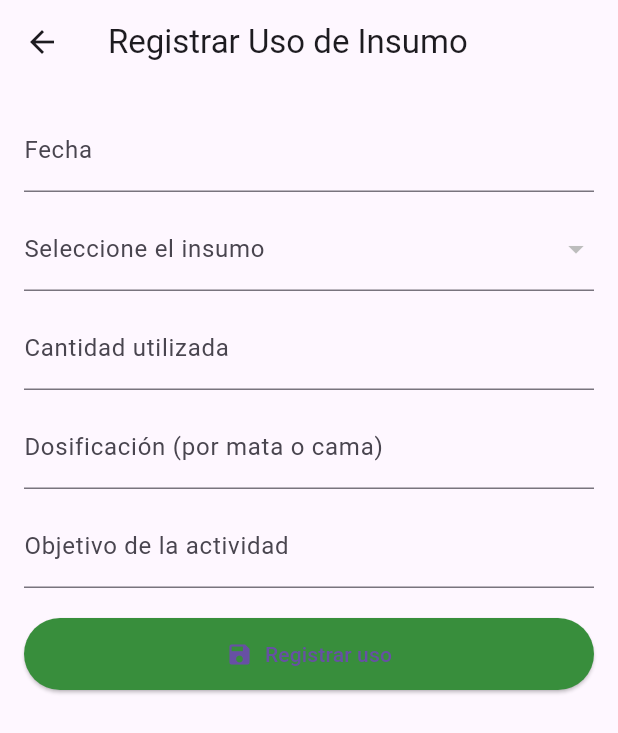
After one commit to natalia482/Inventivo-Firebase, a Flutter app: the RegistrarUsoInsumoPage screen opened directly, after a tap on "Registrar uso", on a phone screen of 412 x 824 dp. The commit adds this screen. Shown: the top 733 px of the screen. Run offline on Flutter 3.47's test engine with Material 3 defaults, Android fonts, the phone set to English and light mode, and no system bars; our stand-ins replace shared_preferences; accounts and stored records are empty; network calls fail.

Commit message:
insumos arreglar

```diff
--- a/lib/core/constants/api_config.dart
+++ b/lib/core/constants/api_config.dart
@@ -1,6 +1,6 @@
 class ApiConfig {
 
-  static const String baseUrl = "http://192.168.101.25/inventivo_backend/api";
+  static const String baseUrl = "http://192.168.25.16/inventivo_backend/api";
   static const String registroAdmin = "$baseUrl/usuarios/registrar.php";
   static const String login = "$baseUrl/usuarios/login.php";
 
@@ -22,7 +22,13 @@ class ApiConfig {
   static const String listarInsumos = "$baseUrl/insumos/listar.php";
   //Aactualizar Insumo
   static const String editarInsumo = "$baseUrl/insumos/actualizar.php";
-    //Buscar Insumo
-  static const String buscarInsumo = "$baseUrl/insumos/buscar.php";
+  //eliminar Insumo
+  static const String eliminarInsumo = "$baseUrl/insumos/eliminar.php";
+  //Registrar el uso de insumos
+  static const String registrarUsoInsumo = "$baseUrl/insumos/registrar_uso.php";
+  //Lista el uso de insumos
+  static String listarAbonos(int idEmpresa) =>
+    "$baseUrl/insumos/listar_uso.php?id_empresa=$idEmpresa";
+
 
 }
--- /dev/null
+++ b/lib/screens/modulos/insumos/registrar_uso_insumo.dart
@@ -0,0 +1,166 @@
+import 'dart:convert';
+import 'package:flutter/material.dart';
+import 'package:http/http.dart' as http;
+import 'package:inventivo/core/constants/api_config.dart';
+import 'package:inventivo/core/utils/session_manager.dart';
+
+class RegistrarUsoInsumoPage extends StatefulWidget {
+  @override
+  _RegistrarUsoInsumoPageState createState() => _RegistrarUsoInsumoPageState();
+}
+
+class _RegistrarUsoInsumoPageState extends State<RegistrarUsoInsumoPage> {
+  final _formKey = GlobalKey<FormState>();
+  List<dynamic> insumos = [];
+  String? insumoSeleccionado;
+  int? idEmpresa;
+  String? responsable;
+
+  final fechaCtrl = TextEditingController();
+  final cantidadCtrl = TextEditingController();
+  final dosificacionCtrl = TextEditingController();
+  final objetivoCtrl = TextEditingController();
+
+  bool isLoading = false;
+
+  @override
+  void initState() {
+    super.initState();
+    _cargarDatosIniciales();
+  }
+
+  Future<void> _cargarDatosIniciales() async {
+    final session = SessionManager();
+    final user = await session.getUser();
+    if (user != null) {
+      idEmpresa = user["id_empresa"];
+      responsable = "${user["nombre"]} ${user["apellido"]}";
+      await _obtenerInsumos();
+    }
+  }
+
+  Future<void> _obtenerInsumos() async {
+    final url = Uri.parse("${ApiConfig.listarInsumos}?id_empresa=$idEmpresa");
+    final response = await http.get(url);
+    if (response.statusCode == 200) {
+      final data = jsonDecode(response.body);
+      if (data["success"]) {
+        setState(() {
+          insumos = data["data"];
+        });
+      }
+    }
+  }
+
+  Future<void> registrarUsoInsumo() async {
+  final url = Uri.parse(ApiConfig.registrarUsoInsumo);
+
+  final body = jsonEncode({
+    "fecha": fechaCtrl.text,
+    "id_insumo": insumoSeleccionado,
+    "cantidad_utilizada": cantidadCtrl.text,
+    "dosificacion": dosificacionCtrl.text,
+    "objetivo": objetivoCtrl.text,
+    "responsable": responsable,
+    "id_empresa": idEmpresa,
+  });
+
+  final response = await http.post(
+    url,
+    headers: {"Content-Type": "application/json"},
+    body: body,
+  );
+
+  final data = jsonDecode(response.body);
+
+  if (data["success"] == true) {
+    ScaffoldMessenger.of(context).showSnackBar(
+      SnackBar(content: Text(data["message"])),
+    );
+    _cargarDatosIniciales(); // recarga la lista de movimientos
+  } else {
+    ScaffoldMessenger.of(context).showSnackBar(
+      SnackBar(content: Text(data["message"])),
+    );
+  }
+}
+
+
+  @override
+  Widget build(BuildContext context) {
+    return Scaffold(
+      appBar: AppBar(title: const Text("Registrar Uso de Insumo")),
+      body: isLoading
+          ? const Center(child: CircularProgressIndicator())
+          : Padding(
+              padding: const EdgeInsets.all(16.0),
+              child: Form(
+                key: _formKey,
+                child: ListView(
+                  children: [
+                    TextFormField(
+                      controller: fechaCtrl,
+                      decoration: const InputDecoration(labelText: "Fecha"),
+                      readOnly: true,
+                      onTap: () async {
+                        final fecha = await showDatePicker(
+                          context: context,
+                          initialDate: DateTime.now(),
+                          firstDate: DateTime(2023),
+                          lastDate: DateTime(2030),
+                        );
+                        if (fecha != null) {
+                          fechaCtrl.text = fecha.toIso8601String().split("T")[0];
+                        }
+                      },
+                      validator: (v) => v!.isEmpty ? "Seleccione la fecha" : null,
+                    ),
+                    const SizedBox(height: 10),
+                    DropdownButtonFormField<String>(
+                      value: insumoSeleccionado,
+                      items: insumos.map<DropdownMenuItem<String>>((i) {
+                        return DropdownMenuItem<String>(
+                          value: i["id"].toString(),
+                          child: Text(i["nombre_insumo"]),
+                        );
+                      }).toList(),
+                      onChanged: (v) => setState(() => insumoSeleccionado = v),
+                      decoration: const InputDecoration(labelText: "Seleccione el insumo"),
+                      validator: (v) => v == null ? "Seleccione un insumo" : null,
+                    ),
+                    const SizedBox(height: 10),
+                    TextFormField(
+                      controller: cantidadCtrl,
+                      decoration: const InputDecoration(labelText: "Cantidad utilizada"),
+                      keyboardType: TextInputType.number,
+                      validator: (v) => v!.isEmpty ? "Ingrese la cantidad" : null,
+                    ),
+                    const SizedBox(height: 10),
+                    TextFormField(
+                      controller: dosificacionCtrl,
+                      decoration: const InputDecoration(labelText: "Dosificación (por mata o cama)"),
+                      validator: (v) => v!.isEmpty ? "Ingrese la dosificación" : null,
+                    ),
+                    const SizedBox(height: 10),
+                    TextFormField(
+                      controller: objetivoCtrl,
+                      decoration: const InputDecoration(labelText: "Objetivo de la actividad"),
+                      validator: (v) => v!.isEmpty ? "Ingrese el objetivo" : null,
+                    ),
+                    const SizedBox(height: 20),
+                    ElevatedButton.icon(
+                      icon: const Icon(Icons.save),
+                      label: const Text("Registrar uso"),
+                      onPressed: registrarUsoInsumo,
+                      style: ElevatedButton.styleFrom(
+                        backgroundColor: Colors.green.shade700,
+                        padding: const EdgeInsets.symmetric(vertical: 14),
+                      ),
+                    ),
+                  ],
+                ),
+              ),
+            ),
+    );
+  }
+}
```
Also changed, not shown: lib/screens/auth/registro_trabajador.dart (+92 -73 lines), lib/screens/dashboard/admin_dashboar.dart (+26 -1 lines), lib/screens/modulos/insumos/historial_uso_insumos_page.dart (added, +114 -0 lines).
